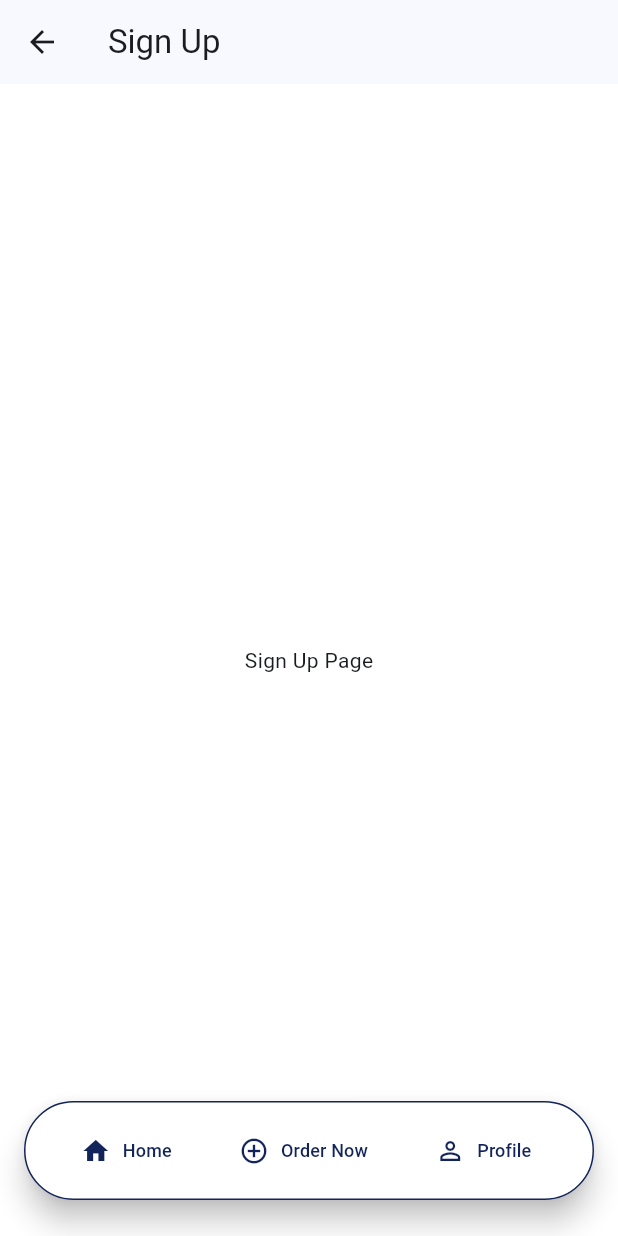
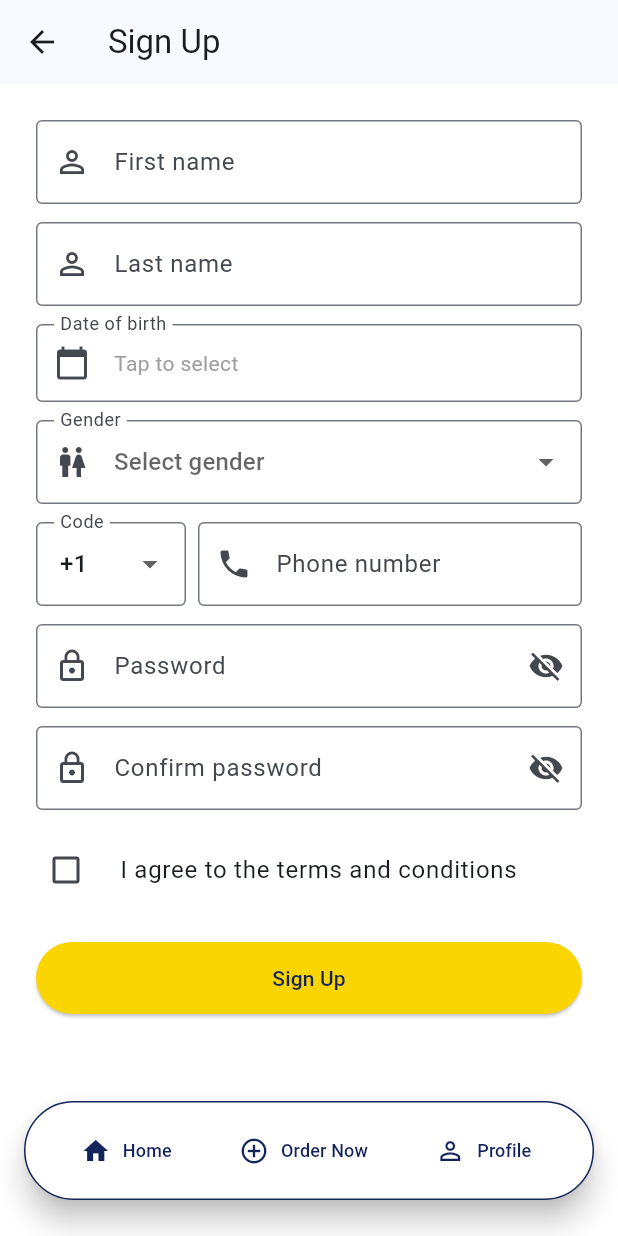
Before and after one commit to ImthiazRagib/Flutter.Assignment.Customer.App, a Flutter app: the SignUpPage screen opened by its route, on a phone screen of 412 x 824 dp. Run offline on Flutter 3.47's test engine with Material 3 defaults, Android fonts, the phone set to English and light mode, and no system bars; our stand-ins replace go_router.

Commit message:
Enhance Login and SignUp pages with improved UI and functionality
- Updated LoginPage to include a LoginForm widget, enhancing user experience with a structured login interface.
- Integrated theme provider for dynamic styling based on user preferences.
- Refactored SignUpPage to utilize a SignUpForm widget, providing a more organized signup process.
- Added feedback mechanism on successful account creation in SignUpPage, improving user interaction.

```diff
--- a/lib/features/auth/signup.dart
+++ b/lib/features/auth/signup.dart
@@ -1,11 +1,13 @@
 import 'package:flutter/material.dart';
 import 'package:go_router/go_router.dart';
+import 'signup_form.dart';
 
 class SignUpPage extends StatelessWidget {
   const SignUpPage({super.key});
 
   @override
   Widget build(BuildContext context) {
+
     return Scaffold(
       appBar: AppBar(
         leading: IconButton(
@@ -14,7 +16,23 @@ class SignUpPage extends StatelessWidget {
         ),
         title: const Text("Sign Up"),
       ),
-      body: const Center(child: Text("Sign Up Page")),
+      body: SingleChildScrollView(
+        padding: const EdgeInsets.all(24),
+        child: Center(
+          child: ConstrainedBox(
+            constraints: const BoxConstraints(maxWidth: 400),
+            child: SignUpForm(
+              submitLabel: 'Sign Up',
+              onSubmit: (data) {
+                ScaffoldMessenger.of(context).showSnackBar(
+                  const SnackBar(content: Text('Account created successfully')),
+                );
+                context.go('/login');
+              },
+            ),
+          ),
+        ),
+      ),
     );
   }
 }
--- /dev/null
+++ b/lib/features/auth/signup_form.dart
@@ -0,0 +1,291 @@
+import 'package:assignment_customer_app/core/theme_provider.dart';
+import 'package:flutter/material.dart';
+import 'package:provider/provider.dart';
+
+class SignUpForm extends StatefulWidget {
+  const SignUpForm({
+    super.key,
+    required this.onSubmit,
+    this.submitLabel = 'Sign Up',
+  });
+
+  final void Function(SignUpData data) onSubmit;
+  final String submitLabel;
+
+  @override
+  State<SignUpForm> createState() => _SignUpFormState();
+}
+
+class SignUpData {
+  SignUpData({
+    required this.firstName,
+    required this.lastName,
+    required this.dateOfBirth,
+    required this.gender,
+    required this.countryCode,
+    required this.phone,
+    required this.password,
+  });
+  final String firstName;
+  final String lastName;
+  final DateTime dateOfBirth;
+  final String gender;
+  final String countryCode;
+  final String phone;
+  final String password;
+}
+
+class _SignUpFormState extends State<SignUpForm> {
+  final _formKey = GlobalKey<FormState>();
+  final _firstName = TextEditingController();
+  final _lastName = TextEditingController();
+  final _phone = TextEditingController();
+  final _password = TextEditingController();
+  final _confirmPassword = TextEditingController();
+
+  DateTime? _dateOfBirth;
+  String? _gender;
+  String _countryCode = '+1';
+  bool _obscurePassword = true;
+  bool _obscureConfirmPassword = true;
+  bool _acceptedTerms = false;
+
+  static const _countryCodes = [
+    '+1',
+    '+44',
+    '+91',
+    '+61',
+    '+81',
+    '+86',
+    '+33',
+    '+49',
+    '+39',
+    '+34',
+    '+971',
+  ];
+
+  @override
+  void dispose() {
+    _firstName.dispose();
+    _lastName.dispose();
+    _phone.dispose();
+    _password.dispose();
+    _confirmPassword.dispose();
+    super.dispose();
+  }
+
+  Future<void> _pickDate() async {
+    final date = await showDatePicker(
+      context: context,
+      initialDate: _dateOfBirth ?? DateTime(2000, 1, 1),
+      firstDate: DateTime(1900),
+      lastDate: DateTime.now(),
+    );
+    if (date != null) setState(() => _dateOfBirth = date);
+  }
+
+  void _submit() {
+    if (!_acceptedTerms) {
+      ScaffoldMessenger.of(context).showSnackBar(
+        const SnackBar(content: Text('Please accept the terms and conditions')),
+      );
+      return;
+    }
+    if (_formKey.currentState!.validate() && _dateOfBirth != null) {
+      widget.onSubmit(
+        SignUpData(
+          firstName: _firstName.text.trim(),
+          lastName: _lastName.text.trim(),
+          dateOfBirth: _dateOfBirth!,
+          gender: _gender ?? '',
+          countryCode: _countryCode,
+          phone: _phone.text.trim(),
+          password: _password.text,
+        ),
+      );
+    } else if (_dateOfBirth == null) {
+      ScaffoldMessenger.of(context).showSnackBar(
+        const SnackBar(content: Text('Please select date of birth')),
+      );
+    }
+  }
+
+  @override
+  Widget build(BuildContext context) {
+    final themeProvider = Provider.of<ThemeProvider>(context, listen: false);
+    final themeColor = themeProvider.primaryColor;
+    final secondaryColor = themeProvider.secondaryColor;
+
+    return SingleChildScrollView(
+      padding: const EdgeInsets.only(bottom: 24),
+      child: Form(
+        key: _formKey,
+        child: Column(
+          crossAxisAlignment: CrossAxisAlignment.stretch,
+          mainAxisSize: MainAxisSize.min,
+          children: [
+            TextFormField(
+              controller: _firstName,
+              decoration: const InputDecoration(
+                labelText: 'First name',
+                border: OutlineInputBorder(),
+                prefixIcon: Icon(Icons.person_outline),
+              ),
+              textCapitalization: TextCapitalization.words,
+              validator: (v) =>
+                  v == null || v.trim().isEmpty ? 'Required' : null,
+            ),
+            const SizedBox(height: 12),
+            TextFormField(
+              controller: _lastName,
+              decoration: const InputDecoration(
+                labelText: 'Last name',
+                border: OutlineInputBorder(),
+                prefixIcon: Icon(Icons.person_outline),
+              ),
+              textCapitalization: TextCapitalization.words,
+              validator: (v) =>
+                  v == null || v.trim().isEmpty ? 'Required' : null,
+            ),
+            const SizedBox(height: 12),
+            InkWell(
+              onTap: _pickDate,
+              child: InputDecorator(
+                decoration: const InputDecoration(
+                  labelText: 'Date of birth',
+                  border: OutlineInputBorder(),
+                  prefixIcon: Icon(Icons.calendar_today),
+                ),
+                child: Text(
+                  _dateOfBirth == null
+                      ? 'Tap to select'
+                      : '${_dateOfBirth!.day}/${_dateOfBirth!.month}/${_dateOfBirth!.year}',
+                  style: TextStyle(
+                    color: _dateOfBirth == null ? Colors.grey : null,
+                  ),
+                ),
+              ),
+            ),
+            const SizedBox(height: 12),
+            DropdownButtonFormField<String>(
+              initialValue: _gender,
+              decoration: const InputDecoration(
+                labelText: 'Gender',
+                border: OutlineInputBorder(),
+                prefixIcon: Icon(Icons.wc),
+              ),
+              hint: const Text('Select gender'),
+              items: [
+                'Male',
+                'Female',
+                'Other',
+                'Prefer not to say',
+              ].map((s) => DropdownMenuItem(value: s, child: Text(s))).toList(),
+              onChanged: (v) => setState(() => _gender = v),
+              validator: (v) => v == null || v.isEmpty ? 'Required' : null,
+            ),
+            const SizedBox(height: 12),
+            Row(
+              crossAxisAlignment: CrossAxisAlignment.start,
+              children: [
+                SizedBox(
+                  width: 100,
+                  child: DropdownButtonFormField<String>(
+                    value: _countryCode,
+                    decoration: const InputDecoration(
+                      labelText: 'Code',
+                      border: OutlineInputBorder(),
+                    ),
+                    items: _countryCodes
+                        .map((c) => DropdownMenuItem(value: c, child: Text(c)))
+                        .toList(),
+                    onChanged: (v) => setState(() => _countryCode = v ?? '+1'),
+                  ),
+                ),
+                const SizedBox(width: 8),
+                Expanded(
+                  child: TextFormField(
+                    controller: _phone,
+                    decoration: const InputDecoration(
+                      labelText: 'Phone number',
+                      border: OutlineInputBorder(),
+                      prefixIcon: Icon(Icons.phone),
+                    ),
+                    keyboardType: TextInputType.phone,
+                    validator: (v) =>
+                        v == null || v.trim().isEmpty ? 'Required' : null,
+                  ),
+                ),
+              ],
+            ),
+            const SizedBox(height: 12),
+            TextFormField(
+              controller: _password,
+              decoration: InputDecoration(
+                labelText: 'Password',
+                border: const OutlineInputBorder(),
+                prefixIcon: const Icon(Icons.lock_outline),
+                suffixIcon: IconButton(
+                  icon: Icon(
+                    _obscurePassword ? Icons.visibility_off : Icons.visibility,
+                  ),
+                  onPressed: () =>
+                      setState(() => _obscurePassword = !_obscurePassword),
+                ),
+              ),
+              obscureText: _obscurePassword,
+              validator: (v) {
+                if (v == null || v.isEmpty) return 'Required';
+                if (v.length < 6) return 'At least 6 characters';
+                return null;
+              },
+            ),
+            const SizedBox(height: 12),
+            TextFormField(
+              controller: _confirmPassword,
+              decoration: InputDecoration(
+                labelText: 'Confirm password',
+                border: const OutlineInputBorder(),
+                prefixIcon: const Icon(Icons.lock_outline),
+                suffixIcon: IconButton(
+                  icon: Icon(
+                    _obscureConfirmPassword
+                        ? Icons.visibility_off
+                        : Icons.visibility,
+                  ),
+                  onPressed: () => setState(
+                    () => _obscureConfirmPassword = !_obscureConfirmPassword,
+                  ),
+                ),
+              ),
+              obscureText: _obscureConfirmPassword,
+              validator: (v) {
+                if (v == null || v.isEmpty) return 'Required';
+                if (v != _password.text) return 'Passwords do not match';
+                return null;
+              },
+            ),
+            const SizedBox(height: 12),
+            CheckboxListTile(
+              value: _acceptedTerms,
+              onChanged: (v) => setState(() => _acceptedTerms = v ?? false),
+              title: const Text('I agree to the terms and conditions'),
+              controlAffinity: ListTileControlAffinity.leading,
+              contentPadding: EdgeInsets.zero,
+            ),
+            const SizedBox(height: 20),
+            ElevatedButton(
+              onPressed: _submit,
+              style: ElevatedButton.styleFrom(
+                padding: const EdgeInsets.symmetric(vertical: 14),
+                backgroundColor: themeColor,
+                foregroundColor: secondaryColor,
+              ),
+              child: Text(widget.submitLabel),
+            ),
+          ],
+        ),
+      ),
+    );
+  }
+}
```
Also changed, not shown: lib/features/auth/login.dart (+37 -7 lines), lib/features/auth/login_form.dart (added, +115 -0 lines).
